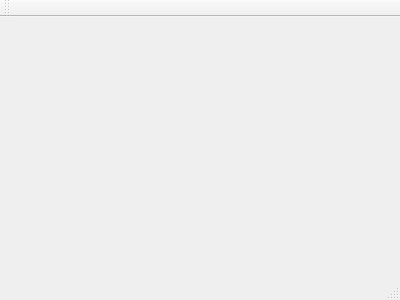
First picture: the form in Compiladores/Compilador/janelaprincipal.ui, repository lucassalvino/Trabalhos-PUC-GO, before the edit.
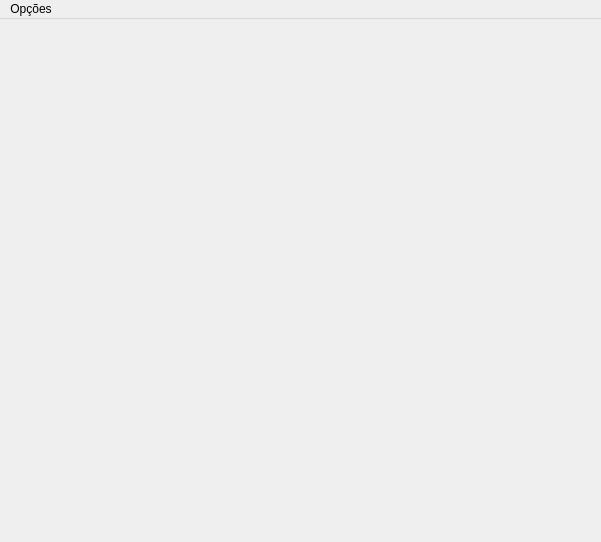
Second picture: the form after the edit.

```diff
--- a/Compiladores/Compilador/janelaprincipal.ui
+++ b/Compiladores/Compilador/janelaprincipal.ui
@@ -1,24 +1,42 @@
 <ui version="4.0">
  <class>JanelaPrincipal</class>
- <widget class="QMainWindow" name="JanelaPrincipal" >
-  <property name="geometry" >
+ <widget class="QMainWindow" name="JanelaPrincipal">
+  <property name="geometry">
    <rect>
     <x>0</x>
     <y>0</y>
-    <width>400</width>
-    <height>300</height>
+    <width>601</width>
+    <height>542</height>
    </rect>
   </property>
   <property name="windowTitle" >
    <string>JanelaPrincipal</string>
   </property>
-  <widget class="QMenuBar" name="menuBar" />
-  <widget class="QToolBar" name="mainToolBar" />
-  <widget class="QWidget" name="centralWidget" />
-  <widget class="QStatusBar" name="statusBar" />
+  <widget class="QWidget" name="centralWidget"/>
+  <widget class="QMenuBar" name="menuBar">
+   <property name="geometry">
+    <rect>
+     <x>0</x>
+     <y>0</y>
+     <width>601</width>
+     <height>21</height>
+    </rect>
+   </property>
+   <widget class="QMenu" name="menuOp_es">
+    <property name="title">
+     <string>Opções</string>
+    </property>
+    <addaction name="actionCarregar_Tabela"/>
+   </widget>
+   <addaction name="menuOp_es"/>
+  </widget>
+  <action name="actionCarregar_Tabela">
+   <property name="text">
+    <string>Carregar Tabela</string>
+   </property>
+  </action>
  </widget>
- <layoutDefault spacing="6" margin="11" />
- <pixmapfunction></pixmapfunction>
+ <layoutdefault spacing="6" margin="11"/>
  <resources/>
  <connections/>
 </ui>
```
Left out of the diff: 3 changed lines with no effect on the pictures.
